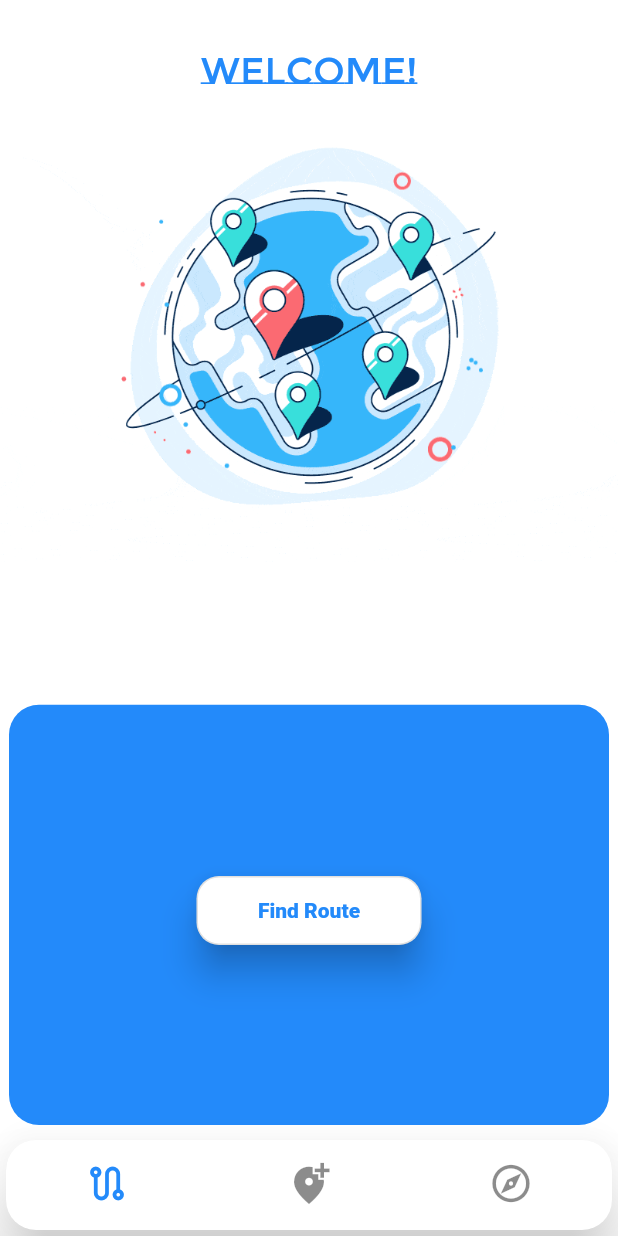
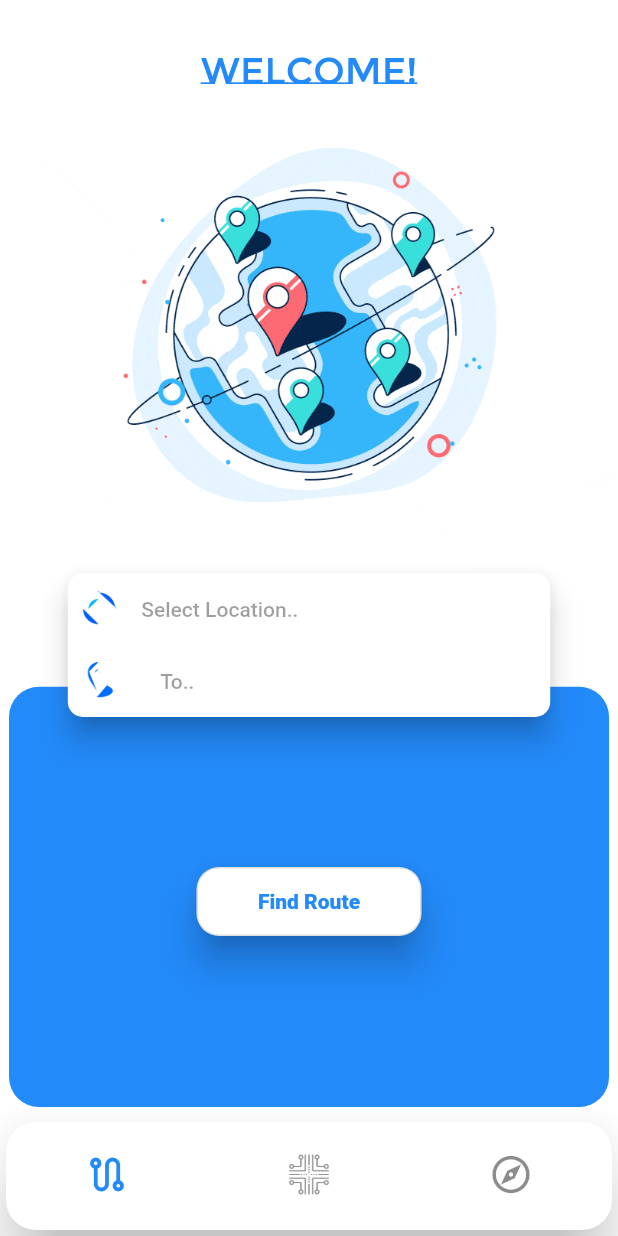
Before and after one commit to JainilRana/SGP-Surat-Transit, a Flutter app: the screen it shows after launch, on a phone screen of 412 x 824 dp. Run offline on Flutter 3.47's test engine with Material 2 defaults, Android fonts, the phone set to English and light mode, and no system bars; our stand-ins replace firebase_core, searchfield; accounts and stored records are empty; Roboto replaces fonts that are missing (poppins); project files that could hold a hidden picture were left out.

Commit message:
Update Bottombar

```diff
--- a/lib/Screens/CustomBottombar.dart
+++ b/lib/Screens/CustomBottombar.dart
@@ -40,9 +40,16 @@ class _CustomBottomState extends State<CustomBottom> {
                   Icons.route_outlined,
                 )),
             BottomNavigationBarItem(
-              icon: Icon(Icons.add_location_alt_sharp),
+              icon: ImageIcon(
+                AssetImage('assets/images/edit.png'),
+                size: 42,
+              ),
               label: "Plan",
-              activeIcon: Icon(Icons.add_location_alt_outlined),
+              activeIcon: ImageIcon(
+                AssetImage('assets/images/edit.png'),
+                color: Color.fromRGBO(35, 138, 250, 1),
+                size: 42,
+              ),
             ),
             BottomNavigationBarItem(
                 icon: Icon(Icons.explore_outlined), label: "Explore")
--- a/lib/Screens/HomeScreen.dart
+++ b/lib/Screens/HomeScreen.dart
@@ -20,9 +20,8 @@ class _HomeScreenState extends State<HomeScreen> {
 
   _HomeScreenState(this.stations_all);
 
-  //String text = "Select Location..";
-  late String selectedFrom;
-  late String selectedTo;
+  String selectedFrom = "Select Location..";
+  String selectedTo = "To..";
   @override
   @override
   Widget build(BuildContext context) {
@@ -131,6 +130,34 @@ class _HomeScreenState extends State<HomeScreen> {
                           //     selectedFrom = value as String;
                           //   }),
                           // ),
+                          Row(
+                            children: [
+                              Padding(
+                                padding: const EdgeInsets.all(8.0),
+                                child: SizedBox(
+                                  width: 25,
+                                  child: Image.asset(
+                                      'assets/images/Animation.gif'),
+                                ),
+                              ),
+                              TextButton(
+                                  onPressed: null, child: Text(selectedFrom)),
+                            ],
+                          ),
+                          Row(
+                            children: [
+                              Padding(
+                                padding: const EdgeInsets.all(8.0),
+                                child: SizedBox(
+                                  width: 25,
+                                  child: Image.asset(
+                                      'assets/images/Animation-2.gif'),
+                                ),
+                              ),
+                              TextButton(
+                                  onPressed: null, child: Text(selectedTo)),
+                            ],
+                          ),
                           // DropdownButtonFormField(
                           //   isExpanded: true,
                           //   menuMaxHeight: 350,
```
Also changed, not shown: assets/images/Animation-2.gif (added), assets/images/Animation.gif (added).
